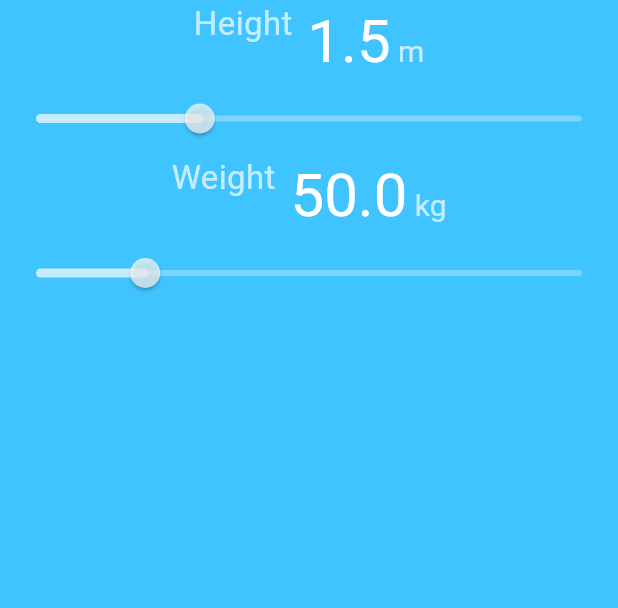
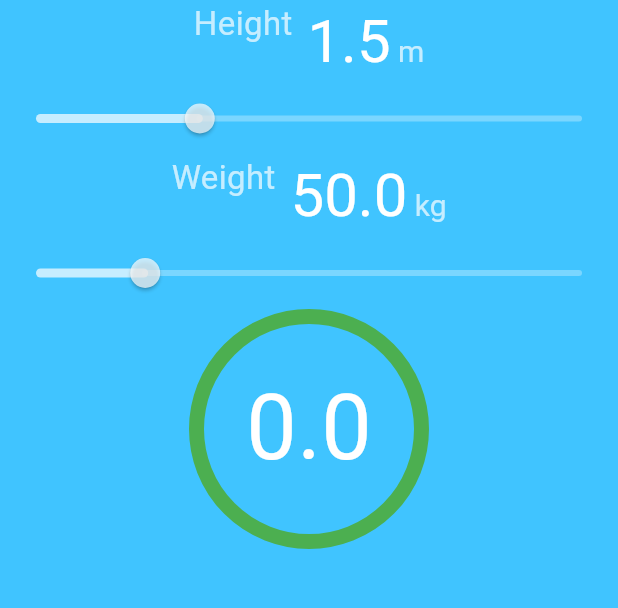
Before and after one commit to rubayet211/flutter-bmi-calculator, a Flutter app: the screen it shows after launch, on a phone screen of 412 x 824 dp, the part 84-692 px from its top. Run offline on Flutter 3.47's test engine with Material 3 defaults, Android fonts, the phone set to English and light mode, and no system bars.

Commit message:
BMI Result compenent created and used

```diff
--- a/lib/bmi_home.dart
+++ b/lib/bmi_home.dart
@@ -1,3 +1,4 @@
+import 'package:bmi_calculator/components/bmi_result.dart';
 import 'package:bmi_calculator/components/bmi_slider.dart';
 import 'package:bmi_calculator/constants.dart';
 import 'package:flutter/material.dart';
@@ -51,6 +52,11 @@ class _BMIHomeState extends State<BMIHome> {
               });
             },
           ),
+          BMIResult(
+            color: color,
+            bmi: bmi,
+            status: status,
+          )
         ],
       ),
     );
--- /dev/null
+++ b/lib/components/bmi_result.dart
@@ -0,0 +1,51 @@
+import 'package:bmi_calculator/constants.dart';
+import 'package:flutter/material.dart';
+
+class BMIResult extends StatelessWidget {
+  final Color color;
+  final double bmi;
+  final String status;
+  const BMIResult({
+    super.key,
+    required this.color,
+    required this.bmi,
+    required this.status,
+  });
+
+  @override
+  Widget build(BuildContext context) {
+    return Column(
+      mainAxisAlignment: MainAxisAlignment.center,
+      children: [
+        AnimatedContainer(
+          duration: const Duration(
+            microseconds: 500,
+          ),
+          alignment: Alignment.center,
+          width: 160,
+          height: 160,
+          decoration: BoxDecoration(
+            border: Border.all(
+              color: color,
+              width: 10,
+            ),
+            shape: BoxShape.circle,
+          ),
+          child: Text(
+            bmi.toStringAsFixed(1),
+            style: textValueStyle.copyWith(
+              fontSize: 60,
+            ),
+          ),
+        ),
+        Padding(
+          padding: const EdgeInsets.symmetric(vertical: 8.0),
+          child: Text(
+            status,
+            style: textResultStyle,
+          ),
+        )
+      ],
+    );
+  }
+}
--- a/lib/constants.dart
+++ b/lib/constants.dart
@@ -23,3 +23,10 @@ abstract final class BMI {
 }
 
 enum BMIUnit { m, ft, kg, lb }
+
+const textResultStyle = TextStyle(
+  letterSpacing: 1.2,
+  fontSize: 25,
+  fontWeight: FontWeight.bold,
+  color: Colors.white,
+);
```
